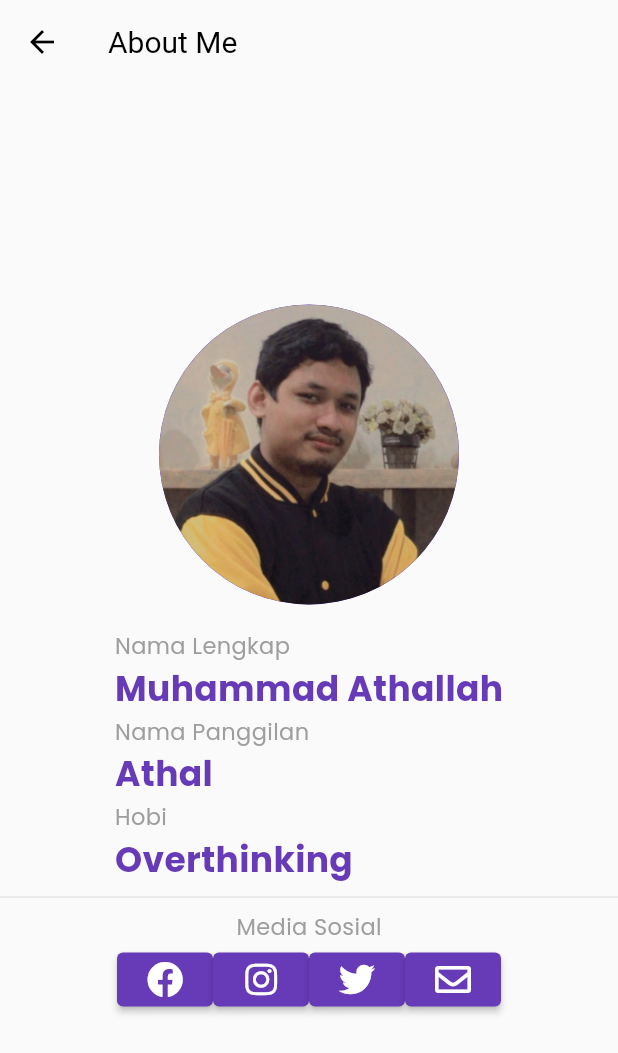
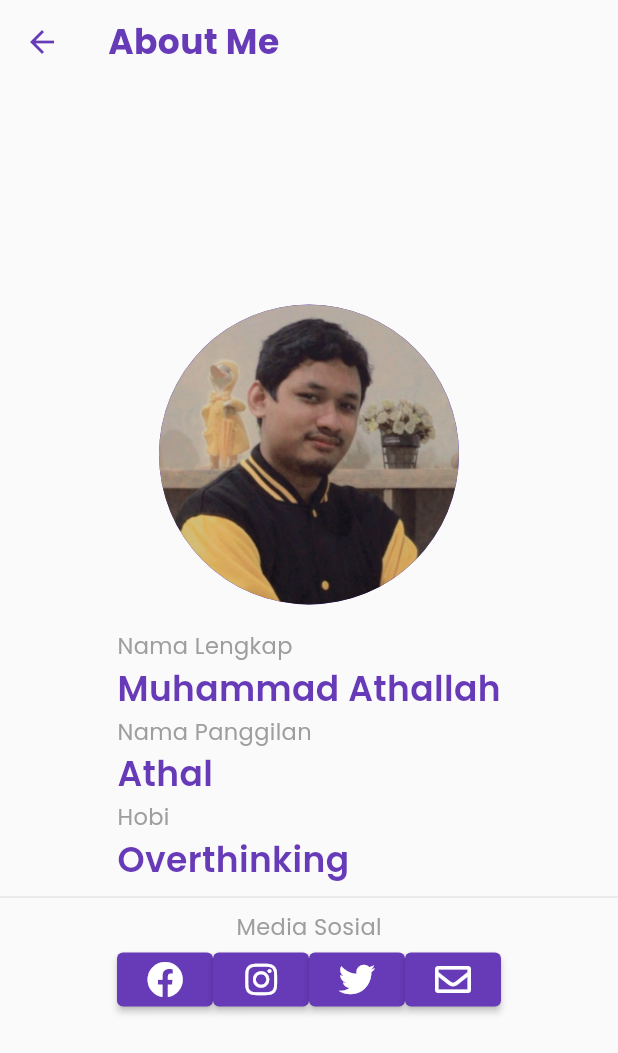
Before and after one commit to determinedguy/todo-listecc, a Flutter app: the screen it shows after launch, after a tap on the "person" icon, on a phone screen of 412 x 824 dp. Shown: the top 1053 px of the screen. Run offline on Flutter 3.47's test engine with Material 2 defaults, Android fonts, the phone set to English and light mode, and no system bars; our stand-ins replace dartz, equatable, font_awesome_flutter, google_fonts, sqflite; accounts and stored records are empty.

Commit message:
Change theme

```diff
--- a/lib/common/constants.dart
+++ b/lib/common/constants.dart
@@ -24,6 +24,11 @@ final TextStyle greyTitleText = GoogleFonts.poppins(
     letterSpacing: 0.25,
     color: Colors.grey);
 final TextStyle purpleMainText = GoogleFonts.poppins(
+    fontSize: 23,
+    fontWeight: FontWeight.w600,
+    letterSpacing: 0.25,
+    color: Colors.deepPurple);
+final TextStyle purpleBarText = GoogleFonts.poppins(
     fontSize: 23,
     fontWeight: FontWeight.w700,
     letterSpacing: 0.25,
@@ -57,9 +62,9 @@ const kColorScheme = ColorScheme(
 
 ThemeData appTheme = ThemeData(
     primarySwatch: Colors.deepPurple,
-    appBarTheme: const AppBarTheme(
+    appBarTheme: AppBarTheme(
       backgroundColor: Colors.black45,
-      iconTheme: IconThemeData(color: Colors.black),
-      titleTextStyle: TextStyle(fontSize: 20, color: Colors.black),
+      iconTheme: const IconThemeData(color: Colors.deepPurple),
+      titleTextStyle: purpleBarText,
     ),
     textTheme: kTextTheme);
--- a/lib/presentation/pages/home_page.dart
+++ b/lib/presentation/pages/home_page.dart
@@ -23,16 +23,10 @@ class _HomePageState extends State<HomePage> {
       appBar: AppBar(
         backgroundColor: Colors.transparent,
         elevation: 0,
-        title: const Text(
-          'Todo Listecc',
-          style: TextStyle(color: Colors.black),
-        ),
+        title: const Text('Todo Listecc'),
         actions: <Widget>[
           IconButton(
-              icon: const Icon(
-                Icons.person,
-                color: Colors.black87,
-              ),
+              icon: const Icon(Icons.person),
               tooltip: 'About Me',
               onPressed: () {
                 Navigator.push(context, MaterialPageRoute(builder: (context) {
```
